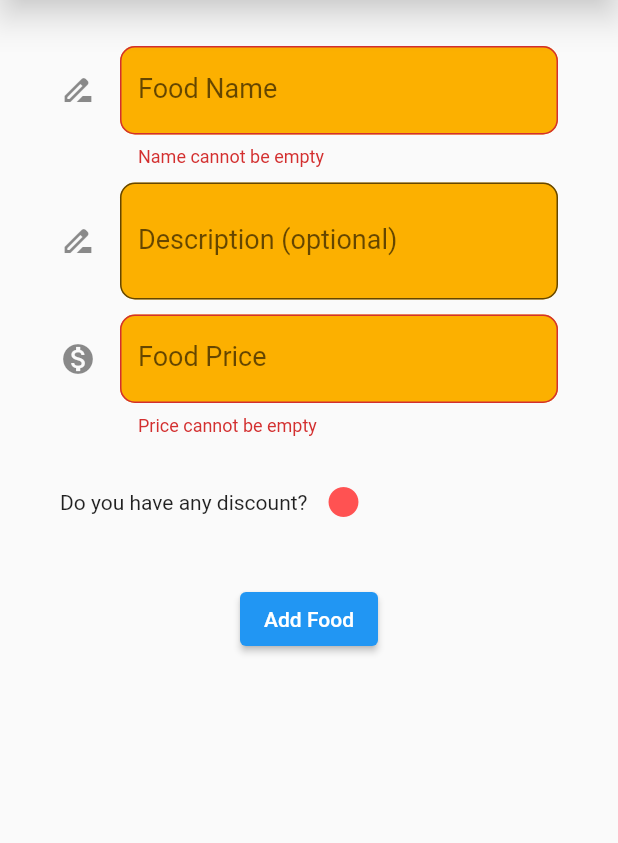
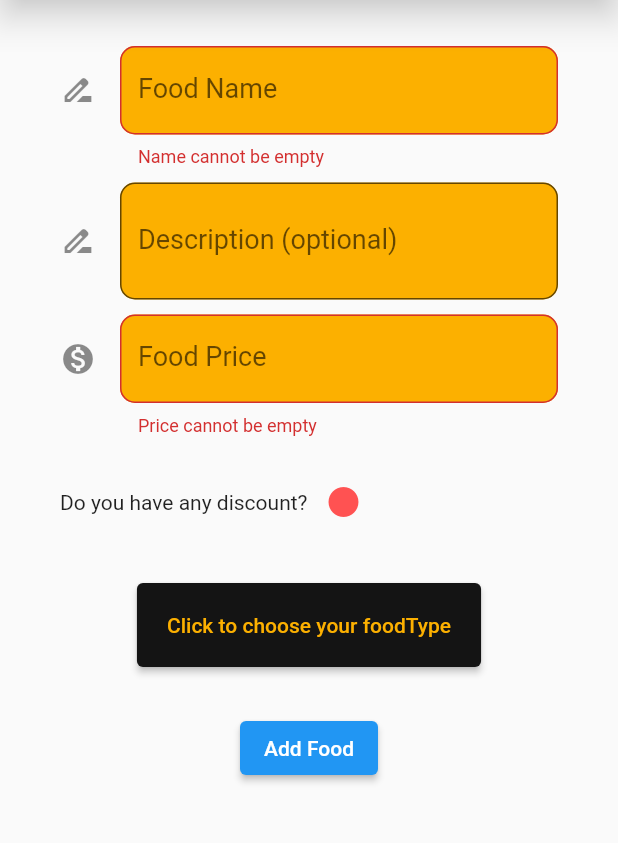
Before and after one commit to seyed-mostafa/seller_app, a Flutter app: the AddFood screen opened directly, after a tap on "Add Food", on a phone screen of 412 x 824 dp, the part 98-941 px from its top. Run offline on Flutter 3.47's test engine with Material 2 defaults, Android fonts, the phone set to English and light mode, and no system bars; our stand-ins replace charts_flutter, flutter_rating_bar, flutter_switch, font_awesome_flutter, google_maps_flutter, syncfusion_flutter_charts.

Commit message:
changeFood command.

```diff
--- a/lib/Pages/AddFoodPage.dart
+++ b/lib/Pages/AddFoodPage.dart
@@ -1,5 +1,6 @@
 
 import 'package:flutter/material.dart';
+import 'package:seller_app/MultiChoice.dart';
 import 'package:seller_app/Objects/Food.dart';
 import 'package:seller_app/Objects/Restaurant.dart';
 import 'package:seller_app/Objects/theme.dart';
@@ -18,12 +19,13 @@ class AddFood extends StatefulWidget {
 
 class _AddFoodState extends State<AddFood> {
 
-  Restaurant currentRestaurant = Data.restaurant; //ToDo test
+  Restaurant currentRestaurant = Data.restaurant;
 
   String _inputName = '', _inputDescription = '',
-      _inputPrice = '', _inputDiscount = '0', _inputPath = '';
+      _inputPrice = '', _inputDiscount = '0', _inputPath = '', _inputTypeFood;
   bool _inputSizing = false, _inputAvailable = false, _inputIsDiscount = false;
   var _formKey = GlobalKey<FormState>();
+  List<String> foodType = [];
 
   bool isInteger(String string) {
     // Null or empty string is not a number
@@ -45,10 +47,12 @@ class _AddFoodState extends State<AddFood> {
   }
 
   void _sendMessage() { //format: addFood::name::description::price::discount::typeFood
+    print('Connect to server in add food page');
+    print(foodType.toString().substring(1, foodType.toString().length - 1));
     SocketConnect.socket.then((value) {
       value.writeln("addFood::" + _inputName
         + "::" + _inputDescription + "::" + _inputPrice
-        + "::" + _inputDiscount + "::" + TypeFood.all.toString()); //ToDo typeFood?
+        + "::" + _inputDiscount + "::" + foodType.toString().substring(1, foodType.toString().length-1)); //ToDo typeFood?
     });
   }
 
@@ -198,6 +202,37 @@ class _AddFoodState extends State<AddFood> {
                         SizedBox(height: 30,),
 
                         ElevatedButton(
+                          style: ElevatedButton.styleFrom(
+                              onPrimary: theme.yellow,
+                              primary: theme.black,
+                              padding: EdgeInsets.all(20)
+                          ),
+                          child: Text("Click to choose your foodType"),
+                          onPressed: () async {
+                            foodType = await showDialog(
+                                context: context,
+                                builder: (_) => MultiSelectDialog(
+                                    question: Text('Select Your FoodType :'),
+                                    answers: [
+                                      'Pizza',
+                                      'Sandwich',
+                                      'Drinks',
+                                      'Persian Food',
+                                      'Dessert',
+                                      'Appetizer',
+                                      'Fried',
+                                      'Steaks',
+                                      'Breakfast',
+                                      'International'
+                                    ])
+                            )??[];
+                            print(foodType);
+                          },
+                        ),
+
+                        SizedBox(height: 30,),
+
+                        ElevatedButton(
                           onPressed: () {
                             if(_formKey.currentState.validate()){
                               _formKey.currentState.save();
@@ -214,6 +249,7 @@ class _AddFoodState extends State<AddFood> {
                                   true,
                                   TypeFood.Appetizer,
                               ));
+                              _sendMessage();
                               Navigator.pushReplacement(context, MaterialPageRoute(builder: (context) => Nav()));
                             }
                             setState(() {});
--- a/lib/Pages/FoodPage.dart
+++ b/lib/Pages/FoodPage.dart
@@ -28,14 +28,15 @@ class _FoodPageState extends State<FoodPage> {
   bool _nameIsValid = true, _priceIsValid = true;
 
   void _sendMessage() { //format: changeFood::foodIndexToChange::name::description::price::discount::available::typeFood
-    SocketConnect.socket.then((value) { //ToDo this calls just user back to menu
+    SocketConnect.socket.then((value) {
+      print('Connect to server');
       value.writeln("changeFood::" + widget.currentFood.toString()
         + "::" + currentRestaurant.getMenu()[widget.currentFood].getName()
         + "::" + currentRestaurant.getMenu()[widget.currentFood].getDescription()
         + "::" + currentRestaurant.getMenu()[widget.currentFood].getPrice().toString()
         + "::" + currentRestaurant.getMenu()[widget.currentFood].getDiscount().toString()
         + "::" + currentRestaurant.getMenu()[widget.currentFood].getAvailable().toString()
-        + "::" + currentRestaurant.getMenu()[widget.currentFood].getTypeFood().toString());
+        + "::" + currentRestaurant.getMenu()[widget.currentFood].getTypeFood().toString().substring(9, currentRestaurant.getMenu()[widget.currentFood].getTypeFood().toString().length));
     });
   }
 
--- a/lib/Pages/tabBar.dart
+++ b/lib/Pages/tabBar.dart
@@ -33,7 +33,8 @@ class _RestaurantMenuState extends State<RestaurantMenu> {
     Size _size = MediaQuery.of(context).size;
 
     imageWidget(index) {
-      return Container(
+      return AspectRatio(
+        aspectRatio: 16 / 9,
         child: ClipRRect(
           borderRadius: BorderRadius.circular(20),
           child: Image.asset(
```
